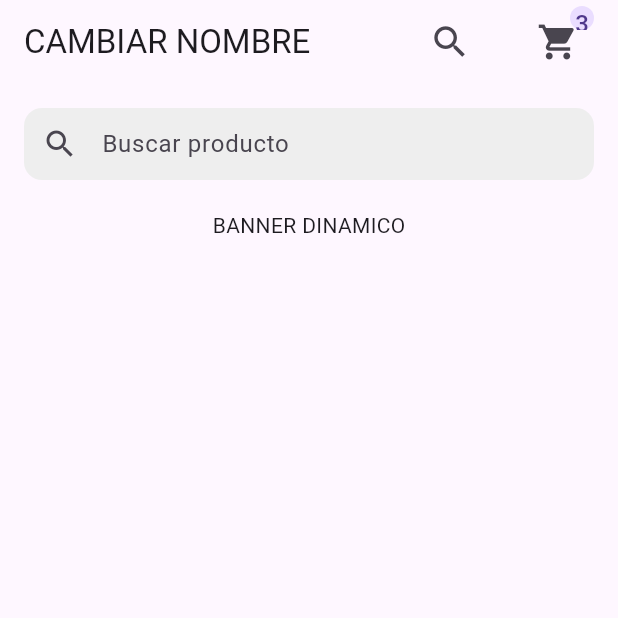
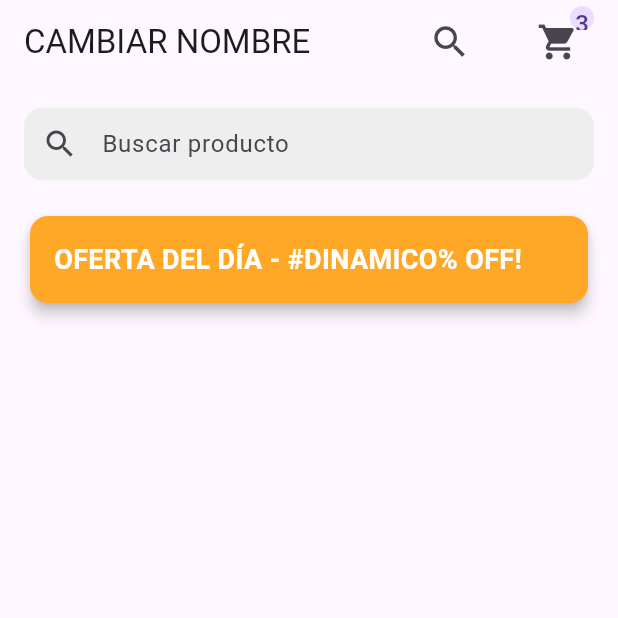
Before and after one commit to TLifeOfCris/MiniEcommerceApp, a Flutter app: the screen it shows after launch, on a phone screen of 412 x 824 dp, the top half of it. Run offline on Flutter 3.47's test engine with Material 3 defaults, Android fonts, the phone set to English and light mode, and no system bars.

Commit message:
Se agregó el banner donde sera el remote config

```diff
--- a/lib/screens/tienda/hometienda.dart
+++ b/lib/screens/tienda/hometienda.dart
@@ -55,7 +55,28 @@ class HomeTienda extends StatelessWidget {
             ),
           ),
           SizedBox(height: 20,),
-          Text('BANNER DINAMICO')
+          //Text('BANNER DINAMICO')
+          Card(
+            shape: RoundedRectangleBorder(
+              borderRadius: BorderRadius.circular(12)
+            ),
+            color: Colors.orange[400],
+            elevation: 4,
+            child: Padding(
+              padding: const EdgeInsets.all(16.0),
+              child: Row(
+              mainAxisAlignment: MainAxisAlignment.spaceBetween,
+
+              children: <Widget>[
+                Text('OFERTA DEL DÍA - #DINAMICO% OFF!', style: TextStyle(
+                  fontWeight: FontWeight.bold,
+                  fontSize: 18,
+                  color: Colors.white
+                ),)
+              ],
+              ),
+            ),
+            )
         ],
       ),),
     );
```
